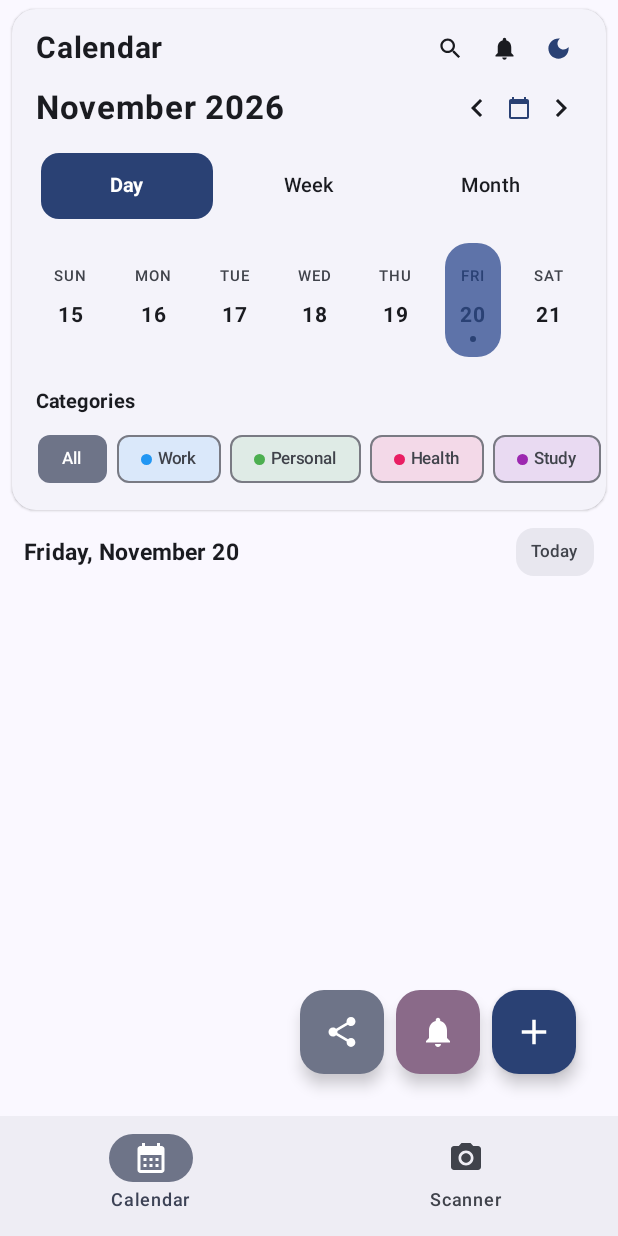
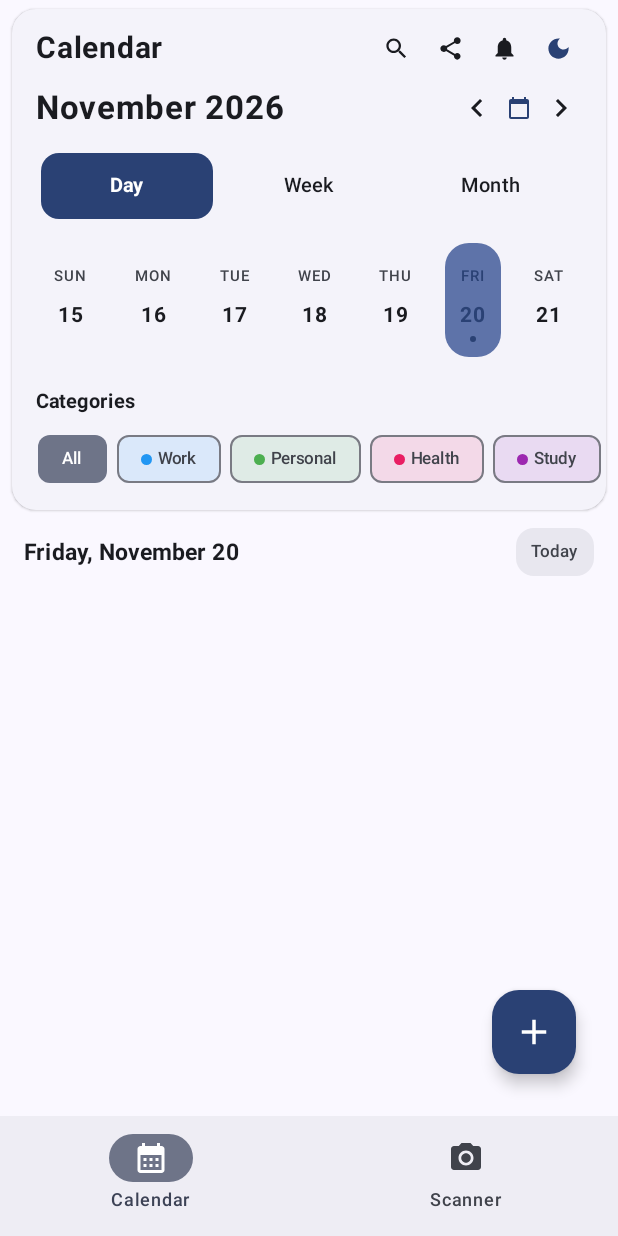
Before and after one commit to SICK-dawg-2003/Time-Scheduler-Test-Version, an Android app built with Jetpack Compose: the screen it shows after launch (MainActivity), on a phone screen of 412 x 824 dp. Run offline under Robolectric (Android 15) with nearby library versions, the phone set to English and light mode, and no system bars; libraries missing offline, so code that uses them is left out: com.google.mlkit.vision; 1 statement that could not run was skipped.

Commit message:
style: move share schedule action to top-right header and clean up FAB controls
- Move share schedule icon button to top-right CalendarHeader action group
- Remove extra share and notification FAB buttons from bottom right
- Keep single primary purple Add Task FAB button matching Canva mockup

```diff
--- a/app/src/main/java/com/example/time_scheduler/ui/calendar/CalendarHeader.kt
+++ b/app/src/main/java/com/example/time_scheduler/ui/calendar/CalendarHeader.kt
@@ -26,6 +26,7 @@ import androidx.compose.material.icons.filled.DarkMode
 import androidx.compose.material.icons.filled.LightMode
 import androidx.compose.material.icons.filled.Notifications
 import androidx.compose.material.icons.filled.Search
+import androidx.compose.material.icons.filled.Share
 import androidx.compose.material3.FilterChip
 import androidx.compose.material3.FilterChipDefaults
 import androidx.compose.material3.Icon
@@ -60,6 +61,7 @@ fun CalendarHeader(
     onToggleDarkMode: () -> Unit = {},
     onSearchClick: () -> Unit = {},
     onNotificationClick: () -> Unit = {},
+    onShareClick: () -> Unit = {},
     modifier: Modifier = Modifier
 ) {
     val configuration = LocalConfiguration.current
@@ -84,7 +86,7 @@ fun CalendarHeader(
         Column(
             modifier = Modifier.padding(vertical = if (isLandscape) 6.dp else 10.dp)
         ) {
-            // 1. Top Bar: Calendar Title & Action Icons (Search, Bell, Theme Toggle)
+            // 1. Top Bar: Calendar Title & Action Icons (Search, Share, Notifications, Theme Toggle)
             Row(
                 modifier = Modifier
                     .fillMaxWidth()
@@ -110,6 +112,14 @@ fun CalendarHeader(
                         Icon(
                             imageVector = Icons.Default.Search,
                             contentDescription = "Search",
+                            tint = MaterialTheme.colorScheme.onSurface,
+                            modifier = Modifier.size(18.dp)
+                        )
+                    }
+                    IconButton(onClick = onShareClick, modifier = Modifier.size(32.dp)) {
+                        Icon(
+                            imageVector = Icons.Default.Share,
+                            contentDescription = "Share Schedule",
                             tint = MaterialTheme.colorScheme.onSurface,
                             modifier = Modifier.size(18.dp)
                         )
--- a/app/src/main/java/com/example/time_scheduler/ui/calendar/CalendarScreen.kt
+++ b/app/src/main/java/com/example/time_scheduler/ui/calendar/CalendarScreen.kt
@@ -23,8 +23,6 @@ import androidx.compose.foundation.shape.RoundedCornerShape
 import androidx.compose.foundation.verticalScroll
 import androidx.compose.material.icons.Icons
 import androidx.compose.material.icons.filled.Add
-import androidx.compose.material.icons.filled.Notifications
-import androidx.compose.material.icons.filled.Share
 import androidx.compose.material3.FloatingActionButton
 import androidx.compose.material3.Icon
 import androidx.compose.material3.MaterialTheme
@@ -91,50 +89,17 @@ fun CalendarScreen(
         contentWindowInsets = WindowInsets(0, 0, 0, 0),
         modifier = modifier.fillMaxSize(),
         floatingActionButton = {
-            Row(
-                verticalAlignment = Alignment.CenterVertically,
-                modifier = Modifier.padding(end = 12.dp, bottom = 12.dp)
-            ) {
-                // Implicit Intent share button
-                FloatingActionButton(
-                    onClick = {
-                        val taskSummary = filteredTasks.joinToString("\n") { "- ${it.title} (${it.startTime} - ${it.endTime})" }
-                        val sendIntent = Intent().apply {
-                            action = Intent.ACTION_SEND
-                            putExtra(Intent.EXTRA_TEXT, "Schedule for $selectedDate:\n$taskSummary")
-                            type = "text/plain"
-                        }
-                        val shareIntent = Intent.createChooser(sendIntent, "Share Schedule")
-                        context.startActivity(shareIntent)
-                        Toast.makeText(context, "Opening share intent...", Toast.LENGTH_SHORT).show()
-                    },
-                    containerColor = MaterialTheme.colorScheme.secondaryContainer,
-                    contentColor = MaterialTheme.colorScheme.onSecondaryContainer,
-                    modifier = Modifier.padding(end = 8.dp)
-                ) {
-                    Icon(Icons.Default.Share, contentDescription = "Share Schedule (Intent)")
-                }
-
-                // Notification test button
-                FloatingActionButton(
-                    onClick = { isNotificationSheetOpen = true },
-                    containerColor = MaterialTheme.colorScheme.tertiaryContainer,
-                    contentColor = MaterialTheme.colorScheme.onTertiaryContainer,
-                    modifier = Modifier.padding(end = 8.dp)
-                ) {
-                    Icon(Icons.Default.Notifications, contentDescription = "Notification Settings")
-                }
-
-                // Add Task FAB
+            // Clean Single Add Task FAB (Matching Canva Mockup)
             FloatingActionButton(
                 onClick = { isShowAddDialog = true },
                 shape = RoundedCornerShape(18.dp),
                 containerColor = MaterialTheme.colorScheme.primary,
                 contentColor = MaterialTheme.colorScheme.onPrimary,
-                    modifier = Modifier.size(56.dp)
+                modifier = Modifier
+                    .padding(end = 12.dp, bottom = 12.dp)
+                    .size(56.dp)
             ) {
                 Icon(Icons.Default.Add, contentDescription = "Add Task", modifier = Modifier.size(28.dp))
-                }
             }
         }
     ) { innerPadding ->
@@ -150,7 +115,7 @@ fun CalendarScreen(
                     .padding(innerPadding)
             }
         ) {
-            // Header Section (Fills full width)
+            // Header Section with Search, Share, Notification, and Theme Toggle Icons on Top Right
             CalendarHeader(
                 selectedDate = selectedDate,
                 onDateSelected = { viewModel.onDateSelected(it) },
@@ -161,7 +126,18 @@ fun CalendarScreen(
                 isDarkMode = isDarkMode,
                 onToggleDarkMode = onToggleDarkMode,
                 onSearchClick = { Toast.makeText(context, "Search schedule coming soon...", Toast.LENGTH_SHORT).show() },
-                onNotificationClick = { isNotificationSheetOpen = true }
+                onNotificationClick = { isNotificationSheetOpen = true },
+                onShareClick = {
+                    val taskSummary = filteredTasks.joinToString("\n") { "- ${it.title} (${it.startTime} - ${it.endTime})" }
+                    val sendIntent = Intent().apply {
+                        action = Intent.ACTION_SEND
+                        putExtra(Intent.EXTRA_TEXT, "Schedule for $selectedDate:\n$taskSummary")
+                        type = "text/plain"
+                    }
+                    val shareIntent = Intent.createChooser(sendIntent, "Share Schedule")
+                    context.startActivity(shareIntent)
+                    Toast.makeText(context, "Opening share intent...", Toast.LENGTH_SHORT).show()
+                }
             )
 
             // Date Subheader Row ("Thursday, November 19" & "Today" Badge)
```
Lines whose indentation alone changed are shown as unchanged.
